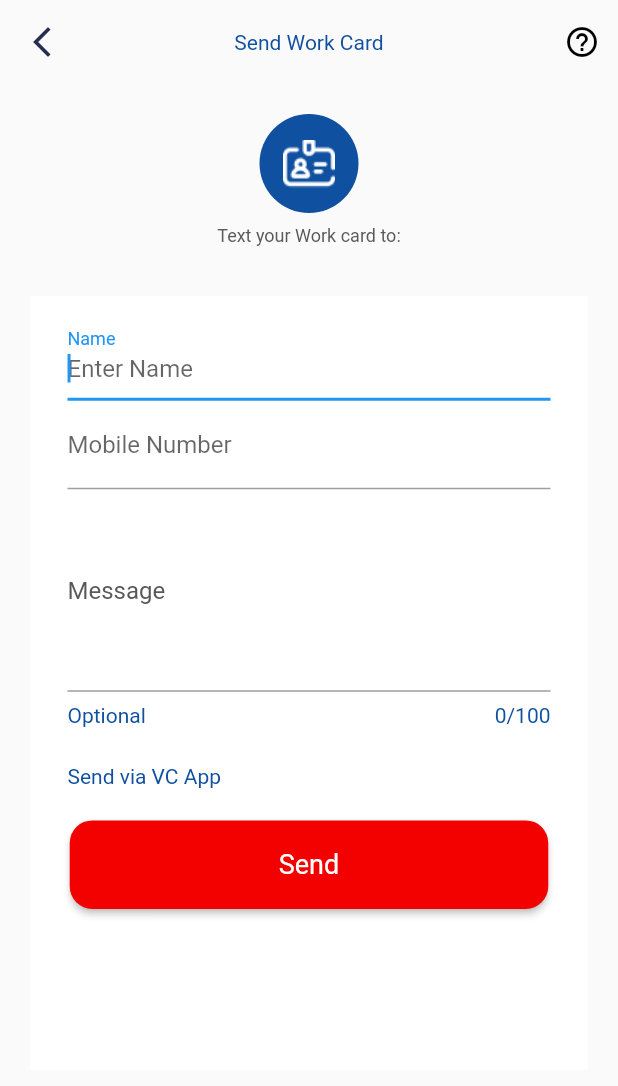
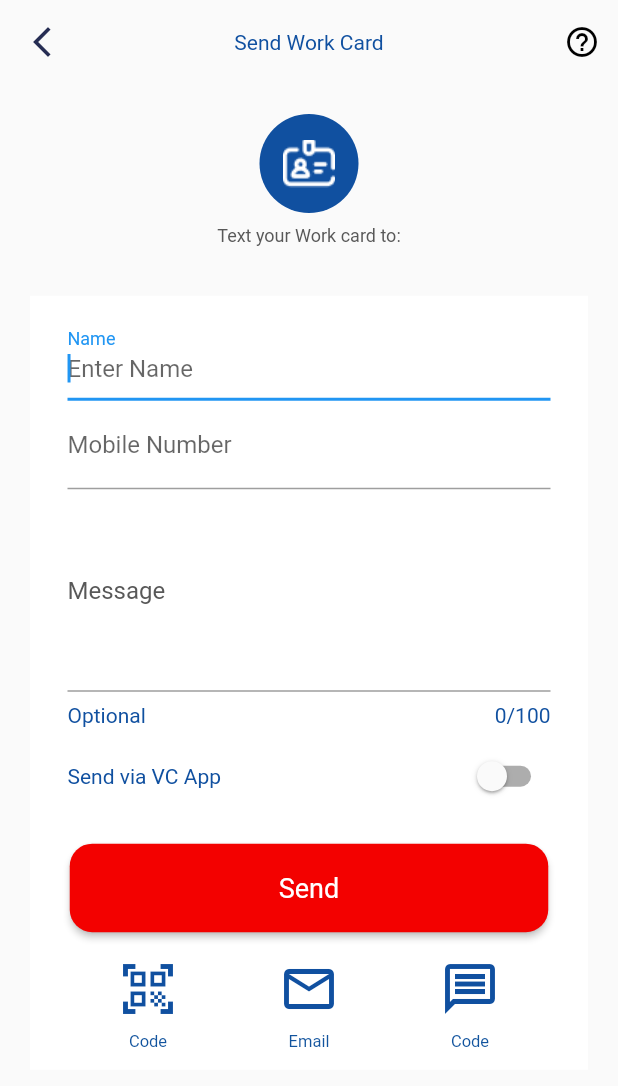
Before and after one commit to Tahsin020/vcapp, a Flutter app: the AddCorporate screen opened directly, on a phone screen of 412 x 824 dp. Shown: the top 1086 px of the screen. Run offline on Flutter 3.47's test engine with Material 2 defaults, Android fonts, the phone set to English and light mode, and no system bars; missing offline and left inert: kartal; Roboto replaces fonts that are missing (poppins, poppins_medium, poppins_semibold).

Commit message:
add corporate

```diff
--- a/lib/feature/add_corporate/view/add_corporate_view.dart
+++ b/lib/feature/add_corporate/view/add_corporate_view.dart
@@ -1,4 +1,3 @@
-import 'package:flutter/cupertino.dart';
 import 'package:flutter/material.dart';
 import 'package:vcapp/product/padding/page_padding.dart';
 import 'package:vcapp/product/widget/elevated_button_widget.dart';
@@ -11,11 +10,14 @@ class AddCorporate extends StatefulWidget {
 }
 
 class _AddCorporateState extends State<AddCorporate> {
+  bool isSwitched = false;
+
   @override
   Widget build(BuildContext context) {
     return Scaffold(
       appBar: AppBar(
-        actions: [IconButton(onPressed: () {}, icon: const Icon(Icons.help_outline), color: Colors.black)],
+        actions: [IconButton(onPressed: () {
+        }, icon: const Icon(Icons.help_outline), color: Colors.black)],
         centerTitle: true,
         title: Text(
           'Send Work Card',
@@ -101,9 +103,10 @@ class _AddCorporateState extends State<AddCorporate> {
                             ),
                           ),
                           SizedBox(
-                            height: MediaQuery.of(context).size.height * 0.03,
+                            height: MediaQuery.of(context).size.height * 0.01,
                           ),
                           Row(
+                            mainAxisAlignment: MainAxisAlignment.spaceBetween,
                             children: [
                               Text(
                                 'Send via VC App',
@@ -113,13 +116,43 @@ class _AddCorporateState extends State<AddCorporate> {
                                     fontFamily: 'poppins_semibold',
                                     fontWeight: FontWeight.normal),
                               ),
-
-
+                              Switch(
+                                value: isSwitched,
+                                onChanged: (value) {
+                                  setState(() {
+                                    isSwitched = value;
+                                  });
+                                },
+                                activeTrackColor: Colors.blue,
+                                activeColor: Colors.blue,
+                              )
                             ],
                           ),
                           Padding(
-                            padding: const EdgeInsets.symmetric(vertical: 21),
-                            child: ElevatedButtonWidget(title: 'Send',color: const Color(0xfff30100),onPressed: (){},),
+                            padding: const EdgeInsets.only(top: 21, bottom: 18),
+                            child: ElevatedButtonWidget(
+                              title: 'Send',
+                              color: const Color(0xfff30100),
+                              onPressed: () {},
+                            ),
+                          ),
+                          //SizedBox(height: MediaQuery.of(context).size.height * 0.02,),
+                          Row(
+                            mainAxisAlignment: MainAxisAlignment.spaceAround,
+                            children: const [
+                              _CustomIconGes(
+                                icon: Icons.qr_code_scanner_outlined,
+                                data: 'Code',
+                              ),
+                              _CustomIconGes(
+                                icon: Icons.email_outlined,
+                                data: 'Email',
+                              ),
+                              _CustomIconGes(
+                                icon: Icons.message_outlined,
+                                data: 'Code',
+                              ),
+                            ],
                           )
                         ],
                       ),
@@ -134,3 +167,35 @@ class _AddCorporateState extends State<AddCorporate> {
     );
   }
 }
+
+class _CustomIconGes extends StatelessWidget {
+  const _CustomIconGes({
+    Key? key,
+    required this.icon,
+    required this.data,
+  }) : super(key: key);
+  final IconData? icon;
+  final String data;
+
+  @override
+  Widget build(BuildContext context) {
+    return GestureDetector(
+      child: Column(
+        children: [
+          Icon(
+            icon,
+            color: const Color(0xff1050a0),
+            size: 40,
+          ),
+          SizedBox(
+            height: MediaQuery.of(context).size.height * 0.01,
+          ),
+          Center(
+            child: Text(data,
+                style: Theme.of(context).textTheme.headline6?.copyWith(color: const Color(0xff12549e), fontSize: 11)),
+          )
+        ],
+      ),
+    );
+  }
+}
--- a/lib/feature/login/view/login_view.dart
+++ b/lib/feature/login/view/login_view.dart
@@ -1,7 +1,6 @@
 import 'package:flutter/material.dart';
 import 'package:vcapp/feature/add_corporate/view/add_corporate_view.dart';
 import 'package:vcapp/feature/register/view/register_view.dart';
-import 'package:vcapp/product/appbar/appbar.dart';
 import 'package:vcapp/product/padding/page_padding.dart';
 import 'package:kartal/kartal.dart';
 import 'package:vcapp/product/widget/elevated_button_widget.dart';
@@ -20,7 +19,9 @@ class _LoginViewState extends State<LoginView> {
   Widget build(BuildContext context) {
     return Scaffold(
       appBar: AppBar(
-        actions: [IconButton(onPressed: () {}, icon: const Icon(Icons.help_outline), color: Colors.black)],
+        actions: [IconButton(onPressed: () {
+          Navigator.pop(context,true);
+        }, icon: const Icon(Icons.help_outline), color: Colors.black)],
         leading: IconButton(
             onPressed: () {},
             icon: const Icon(
--- a/pubspec.yaml
+++ b/pubspec.yaml
@@ -35,6 +35,7 @@ dependencies:
   # Use with the CupertinoIcons class for iOS style icons.
   cupertino_icons: ^1.0.2
   kartal: ^2.3.2
+  image_picker: ^0.8.5+3
 
 dev_dependencies:
   flutter_test:
```
Also changed, not shown: lib/product/appbar/appbar.dart (+16 -3 lines), pubspec.lock, 1 other file.
